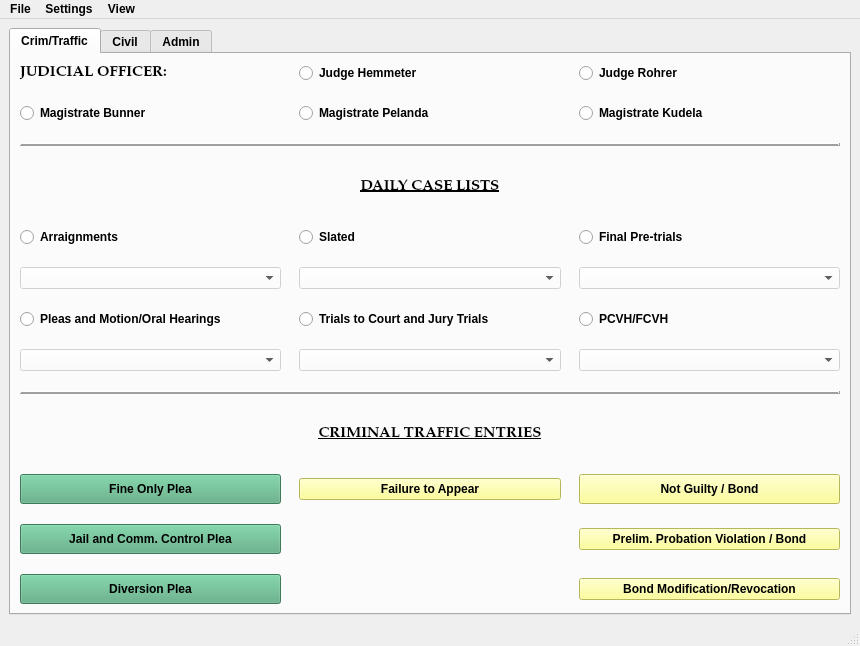
Qt form package/views/ui/MainWindow.ui (HunterProgram22/MuniEntry) before a commit.
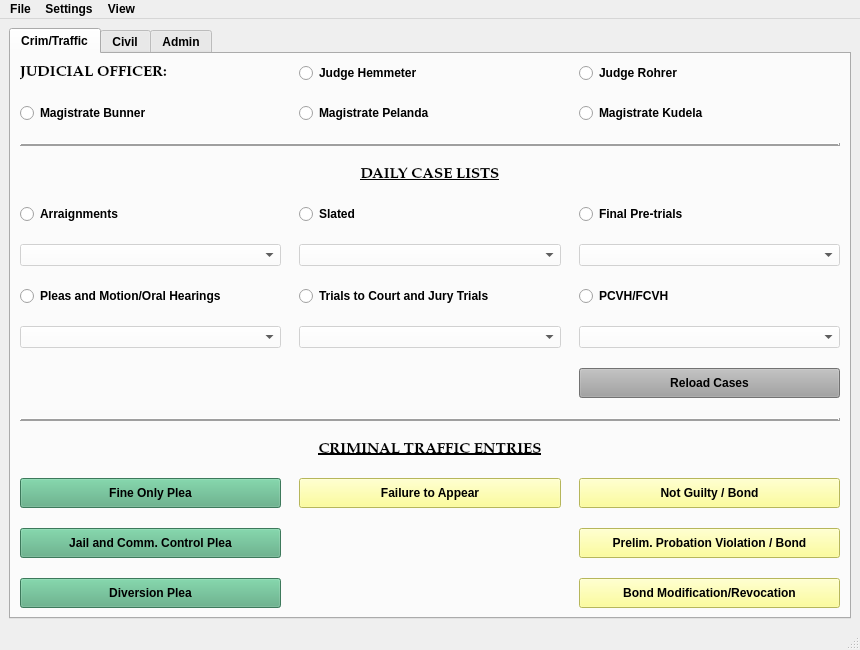
The same form after that commit.

Commit message:
Added Reload button - reloads deleted and added cases.
Button added test failing.

Button working to load but have duplicates.

Tests working for all daily cases lists delete and reload.

Reload working for adding cases to Excel reports.

Moved reload button to other side of UI.

```diff
--- a/package/views/ui/MainWindow.ui
+++ b/package/views/ui/MainWindow.ui
@@ -7,7 +7,7 @@
     <x>0</x>
     <y>0</y>
     <width>860</width>
-    <height>646</height>
+    <height>650</height>
    </rect>
   </property>
   <property name="minimumSize">
@@ -45,17 +45,40 @@
        <attribute name="title">
         <string>Crim/Traffic</string>
        </attribute>
-       <layout class="QGridLayout" name="gridLayout_2" rowstretch="1,1,1,2,2,2,2,1,2,2,2,2,0" columnstretch="0,0,0">
+       <layout class="QGridLayout" name="gridLayout_2" rowstretch="1,1,1,2,2,2,2,1,2,2,2,2,0,0" columnstretch="0,0,0">
         <property name="horizontalSpacing">
          <number>18</number>
         </property>
         <property name="verticalSpacing">
          <number>20</number>
         </property>
-        <item row="1" column="2">
-         <widget class="QRadioButton" name="kudela_radioButton">
+        <item row="0" column="1">
+         <widget class="QRadioButton" name="hemmeter_radioButton">
           <property name="text">
-           <string>Magistrate Kudela</string>
+           <string>Judge Hemmeter</string>
+          </property>
+          <attribute name="buttonGroup">
+           <string notr="true">buttonGroup</string>
+          </attribute>
+         </widget>
+        </item>
+        <item row="5" column="2">
+         <widget class="QComboBox" name="final_pretrial_cases_box">
+          <property name="enabled">
+           <bool>false</bool>
+          </property>
+          <property name="styleSheet">
+           <string notr="true">background-color: rgb(255, 255, 255);</string>
+          </property>
+          <property name="editable">
+           <bool>false</bool>
+          </property>
+         </widget>
+        </item>
+        <item row="0" column="2">
+         <widget class="QRadioButton" name="rohrer_radioButton">
+          <property name="text">
+           <string>Judge Rohrer</string>
           </property>
           <attribute name="buttonGroup">
            <string notr="true">buttonGroup</string>
@@ -72,16 +95,6 @@
           </attribute>
          </widget>
         </item>
-        <item row="7" column="0">
-         <widget class="QComboBox" name="pleas_cases_box">
-          <property name="enabled">
-           <bool>false</bool>
-          </property>
-          <property name="styleSheet">
-           <string notr="true">background-color: rgb(255, 255, 255);</string>
-          </property>
-         </widget>
-        </item>
         <item row="6" column="1">
          <widget class="QRadioButton" name="trials_to_court_radioButton">
           <property name="text">
@@ -92,8 +105,18 @@
           </attribute>
          </widget>
         </item>
-        <item row="7" column="1">
-         <widget class="QComboBox" name="trials_to_court_cases_box">
+        <item row="1" column="2">
+         <widget class="QRadioButton" name="kudela_radioButton">
+          <property name="text">
+           <string>Magistrate Kudela</string>
+          </property>
+          <attribute name="buttonGroup">
+           <string notr="true">buttonGroup</string>
+          </attribute>
+         </widget>
+        </item>
+        <item row="7" column="0">
+         <widget class="QComboBox" name="pleas_cases_box">
           <property name="enabled">
            <bool>false</bool>
           </property>
@@ -102,6 +125,16 @@
           </property>
          </widget>
         </item>
+        <item row="1" column="1">
+         <widget class="QRadioButton" name="pelanda_radioButton">
+          <property name="text">
+           <string>Magistrate Pelanda</string>
+          </property>
+          <attribute name="buttonGroup">
+           <string notr="true">buttonGroup</string>
+          </attribute>
+         </widget>
+        </item>
         <item row="3" column="0" colspan="3">
          <widget class="QLabel" name="label_3">
           <property name="font">
@@ -122,14 +155,14 @@
           </property>
          </widget>
         </item>
-        <item row="1" column="1">
-         <widget class="QRadioButton" name="pelanda_radioButton">
-          <property name="text">
-           <string>Magistrate Pelanda</string>
+        <item row="7" column="1">
+         <widget class="QComboBox" name="trials_to_court_cases_box">
+          <property name="enabled">
+           <bool>false</bool>
           </property>
-          <attribute name="buttonGroup">
-           <string notr="true">buttonGroup</string>
-          </attribute>
+          <property name="styleSheet">
+           <string notr="true">background-color: rgb(255, 255, 255);</string>
+          </property>
          </widget>
         </item>
         <item row="5" column="1">
@@ -145,32 +178,6 @@
           </property>
          </widget>
         </item>
-        <item row="2" column="0" colspan="3">
-         <widget class="Line" name="line">
-          <property name="frameShadow">
-           <enum>QFrame::Raised</enum>
-          </property>
-          <property name="lineWidth">
-           <number>2</number>
-          </property>
-          <property name="orientation">
-           <enum>Qt::Horizontal</enum>
-          </property>
-         </widget>
-        </item>
-        <item row="5" column="0">
-         <widget class="QComboBox" name="arraignment_cases_box">
-          <property name="enabled">
-           <bool>false</bool>
-          </property>
-          <property name="styleSheet">
-           <string notr="true">background-color: rgb(255, 255, 255);</string>
-          </property>
-          <property name="editable">
-           <bool>false</bool>
-          </property>
-         </widget>
-        </item>
         <item row="4" column="0">
          <widget class="QRadioButton" name="arraignments_radioButton">
           <property name="text">
@@ -181,23 +188,33 @@
           </attribute>
          </widget>
         </item>
-        <item row="0" column="0">
-         <widget class="QLabel" name="label">
-          <property name="font">
-           <font>
-            <family>Palatino Linotype</family>
-            <pointsize>11</pointsize>
-            <weight>75</weight>
-            <italic>false</italic>
-            <bold>true</bold>
-           </font>
+        <item row="5" column="0">
+         <widget class="QComboBox" name="arraignments_cases_box">
+          <property name="enabled">
+           <bool>false</bool>
           </property>
-          <property name="text">
-           <string>JUDICIAL OFFICER:</string>
+          <property name="styleSheet">
+           <string notr="true">background-color: rgb(255, 255, 255);</string>
           </property>
+          <property name="editable">
+           <bool>false</bool>
+          </property>
          </widget>
         </item>
-        <item row="10" column="2">
+        <item row="2" column="0" colspan="3">
+         <widget class="Line" name="line">
+          <property name="frameShadow">
+           <enum>QFrame::Raised</enum>
+          </property>
+          <property name="lineWidth">
+           <number>2</number>
+          </property>
+          <property name="orientation">
+           <enum>Qt::Horizontal</enum>
+          </property>
+         </widget>
+        </item>
+        <item row="11" column="2">
          <widget class="QPushButton" name="NotGuiltyBondButton">
           <property name="minimumSize">
            <size>
@@ -213,22 +230,6 @@
           </property>
          </widget>
         </item>
-        <item row="10" column="0">
-         <widget class="QPushButton" name="FineOnlyPleaButton">
-          <property name="minimumSize">
-           <size>
-            <width>120</width>
-            <height>30</height>
-           </size>
-          </property>
-          <property name="styleSheet">
-           <string notr="true">background-color: rgb(85, 170, 127);</string>
-          </property>
-          <property name="text">
-           <string>Fine Only Plea</string>
-          </property>
-         </widget>
-        </item>
         <item row="4" column="1">
          <widget class="QRadioButton" name="slated_radioButton">
           <property name="text">
@@ -239,17 +240,39 @@
           </attribute>
          </widget>
         </item>
-        <item row="4" column="2">
-         <widget class="QRadioButton" name="final_pretrial_radioButton">
+        <item row="0" column="0">
+         <widget class="QLabel" name="label">
+          <property name="font">
+           <font>
+            <family>Palatino Linotype</family>
+            <pointsize>11</pointsize>
+            <weight>75</weight>
+            <italic>false</italic>
+            <bold>true</bold>
+           </font>
+          </property>
           <property name="text">
-           <string>Final Pre-trials</string>
+           <string>JUDICIAL OFFICER:</string>
           </property>
-          <attribute name="buttonGroup">
-           <string notr="true">buttonGroup_2</string>
-          </attribute>
          </widget>
         </item>
         <item row="11" column="0">
+         <widget class="QPushButton" name="FineOnlyPleaButton">
+          <property name="minimumSize">
+           <size>
+            <width>120</width>
+            <height>30</height>
+           </size>
+          </property>
+          <property name="styleSheet">
+           <string notr="true">background-color: rgb(85, 170, 127);</string>
+          </property>
+          <property name="text">
+           <string>Fine Only Plea</string>
+          </property>
+         </widget>
+        </item>
+        <item row="12" column="0">
          <widget class="QPushButton" name="JailCCPleaButton">
           <property name="minimumSize">
            <size>
@@ -275,41 +298,24 @@
           </attribute>
          </widget>
         </item>
-        <item row="5" column="2">
-         <widget class="QComboBox" name="final_pretrial_cases_box">
-          <property name="enabled">
-           <bool>false</bool>
-          </property>
-          <property name="styleSheet">
-           <string notr="true">background-color: rgb(255, 255, 255);</string>
-          </property>
-          <property name="editable">
-           <bool>false</bool>
-          </property>
-         </widget>
-        </item>
-        <item row="0" column="2">
-         <widget class="QRadioButton" name="rohrer_radioButton">
+        <item row="4" column="2">
+         <widget class="QRadioButton" name="final_pretrial_radioButton">
           <property name="text">
-           <string>Judge Rohrer</string>
+           <string>Final Pre-trials</string>
           </property>
           <attribute name="buttonGroup">
-           <string notr="true">buttonGroup</string>
+           <string notr="true">buttonGroup_2</string>
           </attribute>
          </widget>
         </item>
-        <item row="0" column="1">
-         <widget class="QRadioButton" name="hemmeter_radioButton">
-          <property name="text">
-           <string>Judge Hemmeter</string>
-          </property>
-          <attribute name="buttonGroup">
-           <string notr="true">buttonGroup</string>
-          </attribute>
-         </widget>
-        </item>
-        <item row="11" column="2">
+        <item row="12" column="2">
          <widget class="QPushButton" name="ProbationViolationBondButton">
+          <property name="minimumSize">
+           <size>
+            <width>120</width>
+            <height>30</height>
+           </size>
+          </property>
           <property name="styleSheet">
            <string notr="true">background-color: rgb(255, 255, 127);</string>
           </property>
@@ -318,7 +324,7 @@
           </property>
          </widget>
         </item>
-        <item row="9" column="0" colspan="3">
+        <item row="10" column="0" colspan="3">
          <widget class="QLabel" name="label_2">
           <property name="font">
            <font>
@@ -358,21 +364,30 @@
           </attribute>
          </widget>
         </item>
-        <item row="8" column="0" colspan="3">
-         <widget class="Line" name="line_2">
-          <property name="frameShadow">
-           <enum>QFrame::Raised</enum>
+        <item row="11" column="1">
+         <widget class="QPushButton" name="FailureToAppearButton">
+          <property name="minimumSize">
+           <size>
+            <width>120</width>
+            <height>30</height>
+           </size>
           </property>
-          <property name="lineWidth">
-           <number>2</number>
+          <property name="styleSheet">
+           <string notr="true">background-color: rgb(255, 255, 127);</string>
           </property>
-          <property name="orientation">
-           <enum>Qt::Horizontal</enum>
+          <property name="text">
+           <string>Failure to Appear</string>
           </property>
          </widget>
         </item>
-        <item row="12" column="2">
+        <item row="13" column="2">
          <widget class="QPushButton" name="BondHearingButton">
+          <property name="minimumSize">
+           <size>
+            <width>120</width>
+            <height>30</height>
+           </size>
+          </property>
           <property name="styleSheet">
            <string notr="true">background-color: rgb(255, 255, 127);</string>
           </property>
@@ -381,7 +396,20 @@
           </property>
          </widget>
         </item>
-        <item row="12" column="0">
+        <item row="9" column="0" colspan="3">
+         <widget class="Line" name="line_2">
+          <property name="frameShadow">
+           <enum>QFrame::Raised</enum>
+          </property>
+          <property name="lineWidth">
+           <number>2</number>
+          </property>
+          <property name="orientation">
+           <enum>Qt::Horizontal</enum>
+          </property>
+         </widget>
+        </item>
+        <item row="13" column="0">
          <widget class="QPushButton" name="DiversionButton">
           <property name="minimumSize">
            <size>
@@ -397,13 +425,19 @@
           </property>
          </widget>
         </item>
-        <item row="10" column="1">
-         <widget class="QPushButton" name="FailureToAppearButton">
+        <item row="8" column="2">
+         <widget class="QPushButton" name="reload_cases_Button">
+          <property name="minimumSize">
+           <size>
+            <width>120</width>
+            <height>30</height>
+           </size>
+          </property>
           <property name="styleSheet">
-           <string notr="true">background-color: rgb(255, 255, 127);</string>
+           <string notr="true">background-color: rgb(160, 160, 160);</string>
           </property>
           <property name="text">
-           <string>Failure to Appear</string>
+           <string>Reload Cases</string>
           </property>
          </widget>
         </item>
```
Left out of the diff: 2 changed lines with no effect on the pictures. The commit also changes 10 other files.
